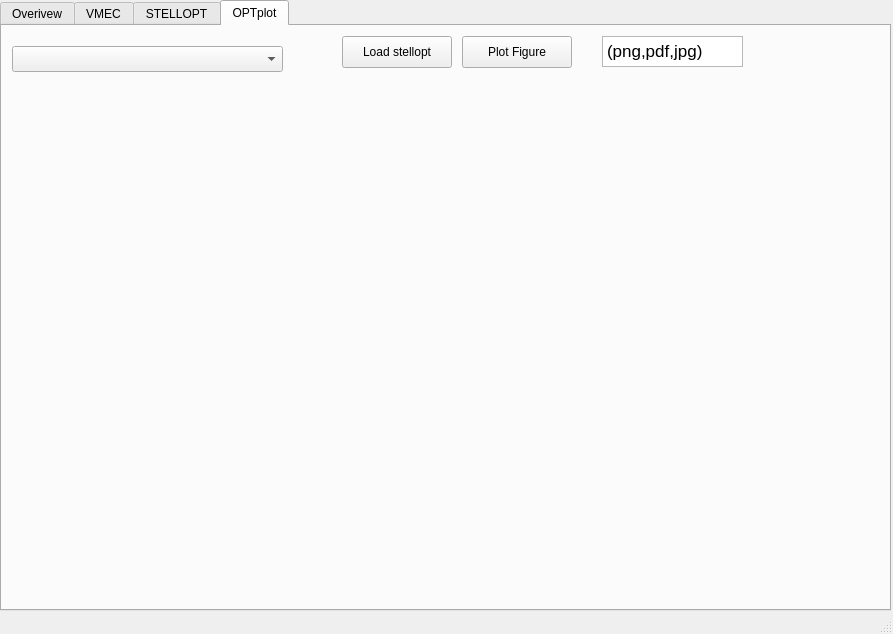
Qt form pySTEL/STELLOPT.ui (PrincetonUniversity/STELLOPT) before a commit.
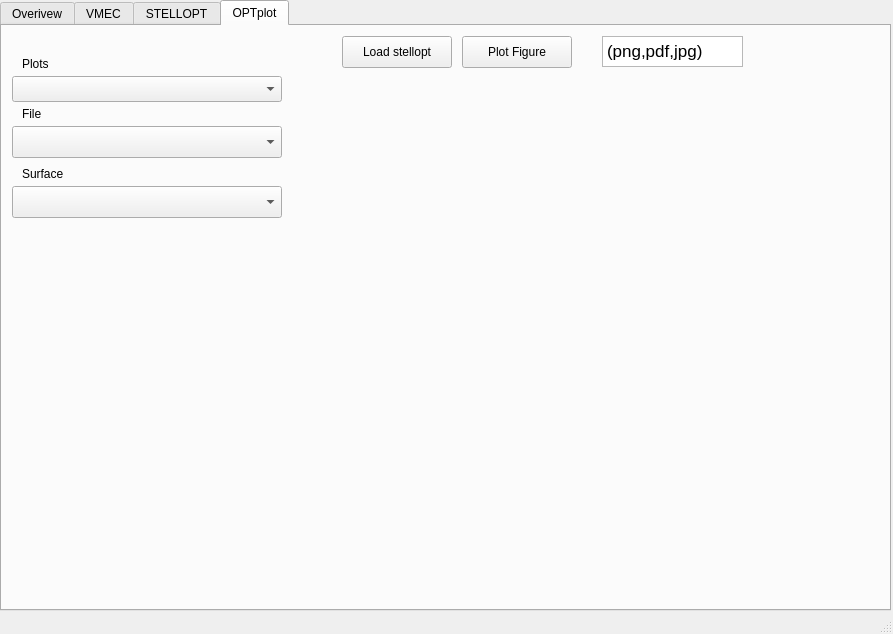
The same form after that commit. The open tabs and pages were chosen to show the change.

Commit message: pySTEL: STELLOPT routine now support plotting Jacobian and Boozer data.

```diff
--- a/pySTEL/STELLOPT.ui
+++ b/pySTEL/STELLOPT.ui
@@ -1132,8 +1132,8 @@
       <property name="geometry">
        <rect>
         <x>10</x>
-        <y>20</y>
-        <width>271</width>
+        <y>50</y>
+        <width>270</width>
         <height>26</height>
        </rect>
       </property>
@@ -1181,6 +1181,65 @@
 &lt;p style=&quot; margin-top:0px; margin-bottom:0px; margin-left:0px; margin-right:0px; -qt-block-indent:0; text-indent:0px;&quot;&gt;&lt;span style=&quot; font-family:'.SF NS Text';&quot;&gt;(png,pdf,jpg)&lt;/span&gt;&lt;/p&gt;&lt;/body&gt;&lt;/html&gt;</string>
       </property>
      </widget>
+     <widget class="QComboBox" name="ComboBoxOPTplot_iter">
+      <property name="geometry">
+       <rect>
+        <x>10</x>
+        <y>100</y>
+        <width>270</width>
+        <height>32</height>
+       </rect>
+      </property>
+     </widget>
+     <widget class="QComboBox" name="ComboBoxOPTplot_surf">
+      <property name="geometry">
+       <rect>
+        <x>10</x>
+        <y>160</y>
+        <width>270</width>
+        <height>32</height>
+       </rect>
+      </property>
+     </widget>
+     <widget class="QLabel" name="label_18">
+      <property name="geometry">
+       <rect>
+        <x>20</x>
+        <y>30</y>
+        <width>41</width>
+        <height>16</height>
+       </rect>
+      </property>
+      <property name="text">
+       <string>Plots</string>
+      </property>
+     </widget>
+     <widget class="QLabel" name="label_19">
+      <property name="geometry">
+       <rect>
+        <x>20</x>
+        <y>80</y>
+        <width>58</width>
+        <height>16</height>
+       </rect>
+      </property>
+      <property name="text">
+       <string>File</string>
+      </property>
+     </widget>
+     <widget class="QLabel" name="label_20">
+      <property name="geometry">
+       <rect>
+        <x>20</x>
+        <y>140</y>
+        <width>58</width>
+        <height>16</height>
+       </rect>
+      </property>
+      <property name="text">
+       <string>Surface</string>
+      </property>
+     </widget>
     </widget>
    </widget>
   </widget>
```
Left out of the diff: 2 changed lines with no effect on the pictures. The commit also changes 2 other files.
